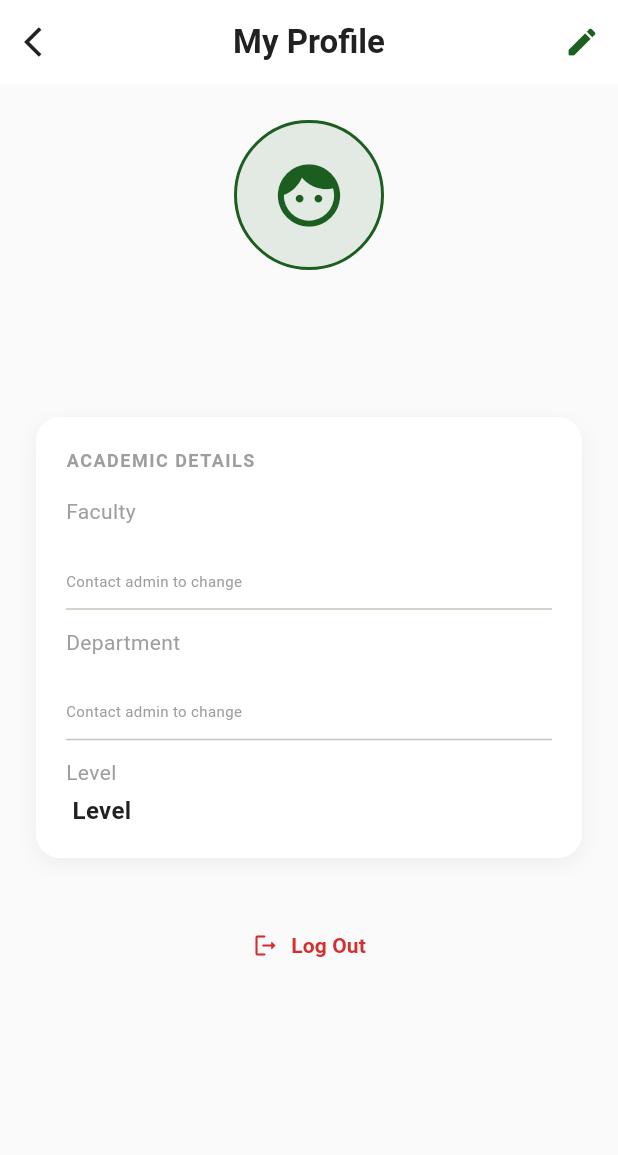
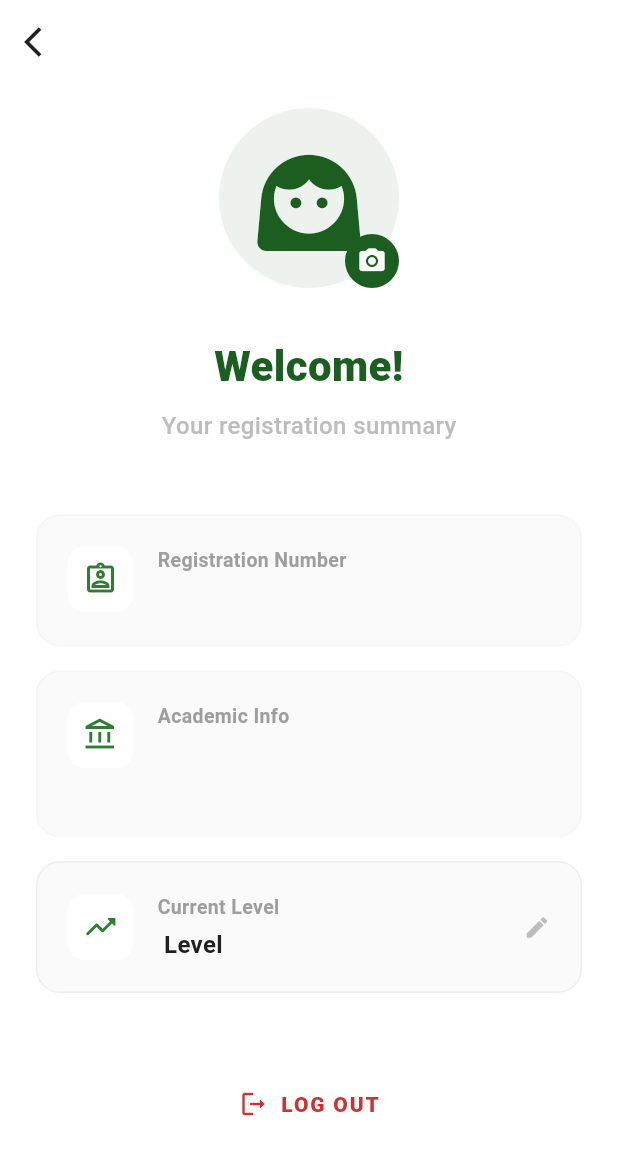
Before and after one commit to Ugarba202/Universe_app, a Flutter app: the ProfileScreen screen opened directly, on a phone screen of 412 x 824 dp. Shown: the top 1155 px of the screen. Run offline on Flutter 3.47's test engine with Material 3 defaults, Android fonts, the phone set to English and light mode, and no system bars; our stand-ins replace file_picker, flutter_riverpod, image_picker.

Commit message:
update the profile pic

```diff
--- a/lib/features/dashboard/presentation/app_shell.dart
+++ b/lib/features/dashboard/presentation/app_shell.dart
@@ -4,6 +4,7 @@ import 'dashboard_screen.dart';
 import 'materials_screen.dart';
 import '../../materials/presentation/upload_material_screen.dart';
 import 'profile_screen.dart';
+
 
 
 class AppShell extends StatefulWidget {
--- a/lib/features/dashboard/presentation/profile_screen.dart
+++ b/lib/features/dashboard/presentation/profile_screen.dart
@@ -1,9 +1,10 @@
+import 'dart:io';
 import 'package:flutter/material.dart';
 import 'package:flutter_riverpod/flutter_riverpod.dart';
-import '../../../core/theme/app_colors.dart';
+import 'package:image_picker/image_picker.dart';
+import '../../../core/theme/app_colors.dart' show AppColors;
 import '../../auth/presentation/login/login_screen.dart';
 import '../../auth/presentation/signup/signup_provider.dart';
-
 
 class ProfileScreen extends ConsumerStatefulWidget {
   const ProfileScreen({super.key});
@@ -21,13 +22,26 @@ class _ProfileScreenState extends ConsumerState<ProfileScreen> {
   @override
   void initState() {
     super.initState();
-    // Initialize with current user level
     WidgetsBinding.instance.addPostFrameCallback((_) {
       final userState = ref.read(signupProvider);
       setState(() {
         _selectedLevel = userState.level.isNotEmpty ? userState.level : null;
       });
     });
+  }
+
+  Future<void> _pickImage() async {
+    final ImagePicker picker = ImagePicker();
+    final XFile? image = await picker.pickImage(source: ImageSource.gallery);
+
+    if (image != null) {
+      ref.read(signupProvider.notifier).updateAvatar(image.path);
+      ScaffoldMessenger.of(context).showSnackBar(
+        const SnackBar(
+            content: Text('Profile picture updated'),
+            backgroundColor: AppColors.primaryGreen),
+      );
+    }
   }
 
   void _saveChanges() {
@@ -38,14 +52,13 @@ class _ProfileScreenState extends ConsumerState<ProfileScreen> {
       });
       ScaffoldMessenger.of(context).showSnackBar(
         const SnackBar(
-            content: Text('Profile updated successfully'),
+            content: Text('Level updated successfully'),
             backgroundColor: AppColors.primaryGreen),
       );
     }
   }
 
   void _logout() {
-    // Navigate to Login and remove all routes
     Navigator.of(context).pushAndRemoveUntil(
       MaterialPageRoute(builder: (context) => const LoginScreen()),
       (route) => false,
@@ -54,132 +67,163 @@ class _ProfileScreenState extends ConsumerState<ProfileScreen> {
 
   @override
   Widget build(BuildContext context) {
-    final userState = ref.watch(signupProvider);
+    final state = ref.watch(signupProvider);
 
     return Scaffold(
-      backgroundColor: Colors.grey[50], // Light background for contrast
+      backgroundColor: Colors.white,
       appBar: AppBar(
-        title: const Text('My Profile',
-            style: TextStyle(color: AppColors.textDark, fontWeight: FontWeight.bold)),
-        centerTitle: true,
         backgroundColor: Colors.white,
         elevation: 0,
         leading: IconButton(
           icon: const Icon(Icons.arrow_back_ios, color: AppColors.textDark),
           onPressed: () => Navigator.pop(context),
         ),
-        actions: [
-          IconButton(
-            icon: Icon(_isEditing ? Icons.close : Icons.edit_rounded,
-                color: AppColors.primaryGreen),
-            onPressed: () {
-              setState(() {
-                _isEditing = !_isEditing;
-                // Reset selection if cancelling
-                if (!_isEditing) {
-                  _selectedLevel = userState.level;
-                }
-              });
-            },
+      ),
+      body: SafeArea(
+        child: SingleChildScrollView(
+          padding: const EdgeInsets.symmetric(horizontal: 24, vertical: 16),
+          child: Column(
+            crossAxisAlignment: CrossAxisAlignment.stretch,
+            children: [
+              // Avatar (With Camera Icon)
+              Center(
+                child: Stack(
+                  children: [
+                    Container(
+                      padding: EdgeInsets.all(state.profileImagePath != null ? 0 : 24),
+                      decoration: BoxDecoration(
+                        color: AppColors.primaryGreen.withOpacity(0.08),
+                        shape: BoxShape.circle,
+                        image: state.profileImagePath != null
+                            ? DecorationImage(
+                                image: FileImage(File(state.profileImagePath!)),
+                                fit: BoxFit.cover,
+                              )
+                            : null,
+                      ),
+                      width: 120,
+                      height: 120,
+                      child: state.profileImagePath == null
+                          ? const Icon(
+                              Icons.face_3_rounded,
+                              size: 70,
+                              color: AppColors.primaryGreen,
+                            )
+                          : null,
+                    ),
+                    Positioned(
+                      bottom: 0,
+                      right: 0,
+                      child: GestureDetector(
+                        onTap: _pickImage,
+                        child: Container(
+                          padding: const EdgeInsets.all(8),
+                          decoration: const BoxDecoration(
+                            color: AppColors.primaryGreen,
+                            shape: BoxShape.circle,
+                          ),
+                          child: const Icon(
+                            Icons.camera_alt_rounded,
+                            size: 20,
+                            color: Colors.white,
+                          ),
+                        ),
+                      ),
                     ),
                   ],
                 ),
-      body: SingleChildScrollView(
-        padding: const EdgeInsets.all(24),
-        child: Column(
-          children: [
-            // Avatar Section
+              ),
+              const SizedBox(height: 32),
+
+              // Welcome Text (As seen in image)
               Center(
-              child: Container(
-                width: 100,
-                height: 100,
-                decoration: BoxDecoration(
-                  color: AppColors.primaryGreen.withOpacity(0.1),
-                  shape: BoxShape.circle,
-                  border: Border.all(color: AppColors.primaryGreen, width: 2),
-                ),
-                child: Center(
-                  child: Icon(
-                    userState.gender == 'Female'
-                        ? Icons.face_3_rounded
-                        : Icons.face_rounded,
-                    size: 50,
+                child: Text(
+                  'Welcome!',
+                  textAlign: TextAlign.center,
+                  style: const TextStyle(
+                    fontSize: 28,
+                    fontWeight: FontWeight.w900,
                     color: AppColors.primaryGreen,
                   ),
                 ),
               ),
+              const SizedBox(height: 8),
+              Center(
+                child: Text(
+                  'Your registration summary',
+                  style: TextStyle(
+                    fontSize: 16,
+                    color: Colors.grey[400],
+                    fontWeight: FontWeight.w500,
+                  ),
+                ),
+              ),
+              const SizedBox(height: 48),
+
+              // Registration Card (As seen in image)
+              _buildSummaryCard(
+                icon: Icons.assignment_ind_outlined,
+                label: 'Registration Number',
+                value: state.registrationNumber,
               ),
               const SizedBox(height: 16),
-            Text(
-              userState.registrationNumber,
-              style: const TextStyle(
-                fontSize: 20,
-                fontWeight: FontWeight.bold,
-                color: AppColors.textDark,
+
+              // Academic Info Card (As seen in image)
+              _buildSummaryCard(
+                icon: Icons.account_balance_outlined,
+                label: 'Academic Info',
+                value: '${state.faculty}\n${state.department}',
+              ),
+              const SizedBox(height: 16),
+
+              // Level Card (Editable as requested)
+              GestureDetector(
+                onTap: () {
+                  setState(() {
+                    _isEditing = !_isEditing;
+                    if (!_isEditing) _selectedLevel = state.level;
+                  });
+                },
+                child: Container(
+                  padding: const EdgeInsets.all(20),
+                  decoration: BoxDecoration(
+                    color: Colors.grey[50], // Slightly off-white like in image
+                    borderRadius: BorderRadius.circular(16),
+                    border: Border.all(
+                      color: _isEditing ? AppColors.primaryGreen : Colors.grey[200]!,
+                      width: 1,
                     ),
                   ),
-            Text(
-              userState.email,
-              style: TextStyle(color: Colors.grey[600], fontSize: 14),
-            ),
-            const SizedBox(height: 32),
-
-            // Academic Details Card
+                  child: Row(
+                    children: [
                       Container(
-              padding: const EdgeInsets.all(20),
+                        padding: const EdgeInsets.all(10),
                         decoration: BoxDecoration(
                           color: Colors.white,
-                borderRadius: BorderRadius.circular(16),
-                boxShadow: [
-                  BoxShadow(
-                    color: Colors.black.withOpacity(0.05),
-                    blurRadius: 10,
-                    offset: const Offset(0, 4),
+                          borderRadius: BorderRadius.circular(12),
                         ),
-                ],
-              ),
-              child: Column(
-                crossAxisAlignment: CrossAxisAlignment.start,
-                children: [
-                  const Text(
-                    'ACADEMIC DETAILS',
-                    style: TextStyle(
-                      fontSize: 12,
-                      fontWeight: FontWeight.bold,
-                      color: Colors.grey,
-                      letterSpacing: 1,
+                        child: Icon(
+                          Icons.trending_up_rounded,
+                          color: _isEditing ? AppColors.primaryGreen : Colors.green[800],
+                          size: 24,
                         ),
                       ),
-                  const SizedBox(height: 16),
-                  _buildReadOnlyField('Faculty', userState.faculty),
-                  const Divider(height: 24),
-                  _buildReadOnlyField('Department', userState.department),
-                  const Divider(height: 24),
-
-                  // Level Field (Editable)
-                  Row(
-                    children: [
+                      const SizedBox(width: 16),
                       Expanded(
                         child: Column(
                           crossAxisAlignment: CrossAxisAlignment.start,
                           children: [
-                            const Text(
-                              'Level',
+                            Text(
+                              'Current Level',
                               style: TextStyle(
-                                fontSize: 14,
-                                color: Colors.grey,
+                                fontSize: 13,
+                                color: Colors.grey[500],
+                                fontWeight: FontWeight.w600,
                               ),
                             ),
                             const SizedBox(height: 4),
                             if (_isEditing)
-                              Container(
-                                padding: const EdgeInsets.symmetric(horizontal: 12),
-                                decoration: BoxDecoration(
-                                  color: Colors.grey[100],
-                                  borderRadius: BorderRadius.circular(8),
-                                  border: Border.all(color: AppColors.primaryGreen),
-                                ),
-                                child: DropdownButtonHideUnderline(
+                              DropdownButtonHideUnderline(
                                 child: DropdownButton<String>(
                                   value: _selectedLevel,
                                   isExpanded: true,
@@ -195,86 +239,113 @@ class _ProfileScreenState extends ConsumerState<ProfileScreen> {
                                     });
                                   },
                                 ),
-                                ),
                               )
                             else
                               Text(
-                                '${userState.level} Level',
+                                '${state.level} Level',
                                 style: const TextStyle(
                                   fontSize: 16,
-                                  fontWeight: FontWeight.w600,
+                                  fontWeight: FontWeight.bold,
                                   color: AppColors.textDark,
                                 ),
                               ),
                           ],
                         ),
                       ),
-                      if (_isEditing)
-                         const Padding(
-                           padding: EdgeInsets.only(left: 8.0),
-                           child: Icon(Icons.edit, size: 16, color: AppColors.primaryGreen),
-                         ),
+                      if (!_isEditing)
+                        Icon(Icons.edit_rounded, size: 18, color: Colors.grey[400]),
                     ],
-                  ),
-                ],
-              ),
-            ),
-
-            const SizedBox(height: 32),
-
-            if (_isEditing)
-              SizedBox(
-                width: double.infinity,
-                child: ElevatedButton(
-                  onPressed: _saveChanges,
-                  style: ElevatedButton.styleFrom(
-                    backgroundColor: AppColors.primaryGreen,
-                    padding: const EdgeInsets.symmetric(vertical: 16),
-                    shape: RoundedRectangleBorder(
-                        borderRadius: BorderRadius.circular(12)),
-                  ),
-                  child: const Text(
-                    'Save Changes',
-                    style: TextStyle(
-                        fontSize: 16, fontWeight: FontWeight.bold, color: Colors.white),
                   ),
                 ),
               ),
 
-            if (!_isEditing)
-              SizedBox(
-                width: double.infinity,
-                child: TextButton(
+              const SizedBox(height: 48),
+
+              if (_isEditing)
+                ElevatedButton(
+                  onPressed: _saveChanges,
+                  style: ElevatedButton.styleFrom(
+                    backgroundColor: AppColors.primaryGreen,
+                    foregroundColor: Colors.white,
+                    padding: const EdgeInsets.symmetric(vertical: 16),
+                    elevation: 0,
+                    shape: RoundedRectangleBorder(
+                      borderRadius: BorderRadius.circular(12),
+                    ),
+                  ),
+                  child: const Text(
+                    'Update Level',
+                    style: TextStyle(fontSize: 16, fontWeight: FontWeight.bold),
+                  ),
+                )
+              else
+                TextButton(
                   onPressed: _logout,
                   style: TextButton.styleFrom(
+                    foregroundColor: AppColors.error,
                     padding: const EdgeInsets.symmetric(vertical: 16),
-                    foregroundColor: AppColors.error,
                   ),
                   child: Row(
                     mainAxisAlignment: MainAxisAlignment.center,
                     children: const [
-                       Icon(Icons.logout_rounded),
+                       Icon(Icons.logout_rounded, size: 20),
                        SizedBox(width: 8),
-                       Text('Log Out', style: TextStyle(fontWeight: FontWeight.bold)),
-                    ],
-                  ),
+                       Text(
+                        'LOG OUT',
+                        style: TextStyle(
+                          fontSize: 14,
+                          fontWeight: FontWeight.w800,
+                          letterSpacing: 1.2,
                         ),
                       ),
                     ],
                   ),
                 ),
+            ],
+          ),
+        ),
+      ),
     );
   }
 
-  Widget _buildReadOnlyField(String label, String value) {
-    return Column(
+  Widget _buildSummaryCard({
+    required IconData icon,
+    required String label,
+    required String value,
+  }) {
+    return Container(
+      padding: const EdgeInsets.all(20),
+      decoration: BoxDecoration(
+        color: Colors.grey[50],
+        borderRadius: BorderRadius.circular(16),
+        border: Border.all(color: Colors.grey[100]!, width: 1),
+      ),
+      child: Row(
+        crossAxisAlignment: CrossAxisAlignment.start,
+        children: [
+          Container(
+            padding: const EdgeInsets.all(10),
+            decoration: BoxDecoration(
+              color: Colors.white,
+              borderRadius: BorderRadius.circular(12),
+            ),
+            child: Icon(
+              icon,
+              color: Colors.green[800],
+              size: 24,
+            ),
+          ),
+          const SizedBox(width: 16),
+          Expanded(
+            child: Column(
               crossAxisAlignment: CrossAxisAlignment.start,
               children: [
                 Text(
                   label,
-          style: const TextStyle(
-            fontSize: 14,
-            color: Colors.grey,
+                  style: TextStyle(
+                    fontSize: 13,
+                    color: Colors.grey[500],
+                    fontWeight: FontWeight.w600,
                   ),
                 ),
                 const SizedBox(height: 4),
@@ -282,16 +353,15 @@ class _ProfileScreenState extends ConsumerState<ProfileScreen> {
                   value,
                   style: const TextStyle(
                     fontSize: 16,
-            fontWeight: FontWeight.w600,
-            color: Colors.grey, // Grey to verify it's read-only
+                    fontWeight: FontWeight.bold,
+                    color: AppColors.textDark,
                   ),
                 ),
-        const SizedBox(height: 2),
-        const Text(
-          'Contact admin to change',
-          style: TextStyle(fontSize: 10, color: Colors.grey),
-        )
               ],
+            ),
+          ),
+        ],
+      ),
     );
   }
 }
```
Lines whose indentation alone changed are shown as unchanged.
